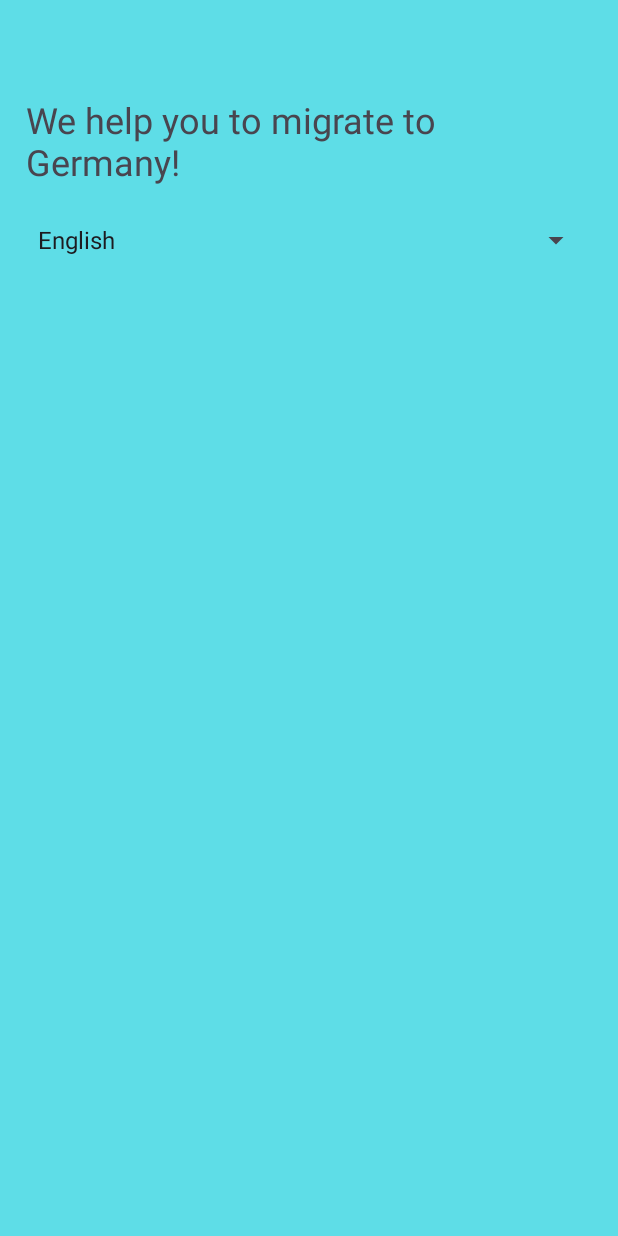
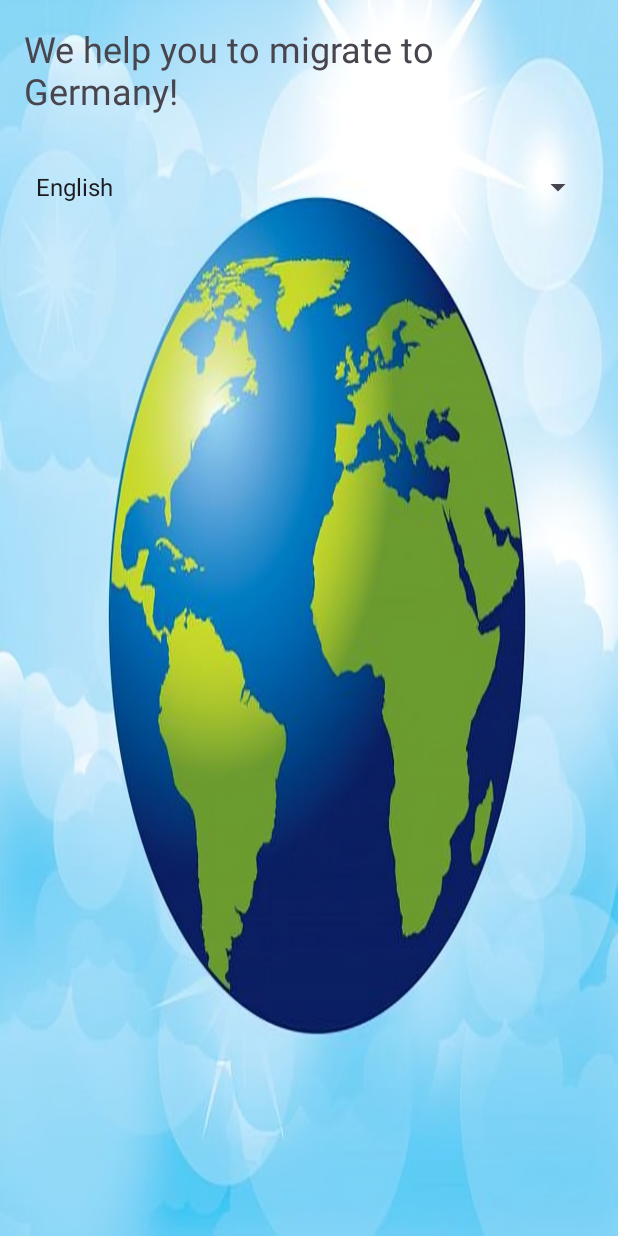
Before and after one commit to AlGSyntax/ProMigrate, an Android app: the screen it shows after launch (MainActivity), on a phone screen of 412 x 824 dp. Run offline under Robolectric (Android 15) with nearby library versions, the phone set to English and light mode, and no system bars.

Commit message:
The logic for storing language settings and their data management has been divided between the Repository and ViewModel.

```diff
--- a/app/build.gradle.kts
+++ b/app/build.gradle.kts
@@ -37,6 +37,11 @@ android {
     }
     kotlinOptions {
         jvmTarget = "1.8"
+    }
+
+    buildFeatures {
+        viewBinding = true
+        buildConfig = true
     }
 }
 
--- a/app/src/main/java/com/example/promigrate/MainViewModel.kt
+++ b/app/src/main/java/com/example/promigrate/MainViewModel.kt
@@ -1,61 +1,83 @@
 package com.example.promigrate
 
-
-
+import android.util.Log
 import androidx.lifecycle.LiveData
 import androidx.lifecycle.MutableLiveData
 import androidx.lifecycle.ViewModel
+import androidx.lifecycle.viewModelScope
+import com.example.promigrate.data.model.UserProfile
+import com.example.promigrate.data.repository.Repository
+import kotlinx.coroutines.Dispatchers
 
-import com.google.firebase.Firebase
-import com.google.firebase.auth.FirebaseUser
-import com.google.firebase.auth.auth
-import com.google.firebase.firestore.CollectionReference
-import com.google.firebase.firestore.DocumentReference
-import com.google.firebase.firestore.firestore
-import com.google.firebase.storage.storage
-
-class MainViewmodel : ViewModel() {
+import kotlinx.coroutines.launch
+import kotlinx.coroutines.withContext
+import java.util.Locale
 
 
-    val auth = Firebase.auth
-    val firestore = Firebase.firestore
-    val storage = Firebase.storage
+const val TAG = "MainViewModel"
 
-    private val _user: MutableLiveData<FirebaseUser?> = MutableLiveData()
-    val user: LiveData<FirebaseUser?>
-        get() = _user
+class MainViewModel : ViewModel() {
 
-    //Das profile Document enthält ein einzelnes Profil(das des eingeloggten Users)
-    //Document ist wie ein Objekt
-    lateinit var profileRef: DocumentReference
+    lateinit var repository:Repository
+    private val _locale = MutableLiveData<Locale>()
+    val locale: LiveData<Locale> = _locale
 
-    //Die note Collection enthält beliebig viele Notes(alle notes des eingeloggten Users
-    //Collection ist wie eine Liste
-    lateinit var notesRef: CollectionReference
-
-    init {
-
-        setupUserEnv()
+    fun saveUserProfile(userId: String, languageCode: String) {
+        viewModelScope.launch {
+            try {
+                repository.saveUserProfile(UserProfile(userId, languageCode))
+                Log.d(TAG, "Benutzerprofil erfolgreich gespeichert: $userId")
+            } catch (e: Exception) {
+                Log.e(TAG, "Fehler beim Speichern des Benutzerprofils", e)
+            }
+        }
     }
 
-    //region FirebaseUserManagement
+    fun loadUserProfile(userId: String): LiveData<UserProfile> {
+        return try {
+            val userProfile = repository.getUserProfile(userId)
+            Log.d(TAG, "Benutzerprofil erfolgreich geladen: $userId")
+            userProfile
+        } catch (e: Exception) {
+            Log.e(TAG, "Fehler beim Laden des Benutzerprofils", e)
+            MutableLiveData() // Rückgabe eines leeren LiveData-Objekts im Fehlerfall
+        }
+    }
 
 
-    //Richtet die Variablen ein die erst eingerichtet werden können
-    //wenn der User eingeloggt ist
-    fun setupUserEnv() {
-
-        _user.value = auth.currentUser
-
-        //Alternative Schreibweise um auf null Werte zu überprüfen
-        auth.currentUser?.let { firebaseUser ->
-
-            profileRef = firestore.collection("user").document(firebaseUser.uid)
-            notesRef = firestore.collection("user").document(firebaseUser.uid).collection("notes")
-//            notesRef = profileRef.collection("notes")
-
+    fun loadLanguageSetting() {
+        viewModelScope.launch {
+            try {
+                val languageSetting = withContext(Dispatchers.IO) {
+                    repository.loadLanguageSetting()
+                }
+                setLocale(languageSetting)
+            } catch (e: Exception) {
+                Log.e(TAG, "Fehler beim Laden der Spracheinstellung", e)
+            }
         }
-
     }
 
+    fun changeLanguage(languageCode: String) {
+        viewModelScope.launch {
+            try {
+                withContext(Dispatchers.IO) {
+                    repository.saveLanguageSetting(languageCode)
+                }
+                setLocale(languageCode)
+            } catch (e: Exception) {
+                Log.e(TAG, "Fehler beim Ändern der Sprache", e)
+            }
+        }
+    }
+
+    private fun setLocale(languageCode: String) {
+        try {
+            val newLocale = Locale(languageCode)
+            Locale.setDefault(newLocale)
+            _locale.value = newLocale
+        } catch (e: Exception) {
+            Log.e(TAG, "Fehler beim Setzen der Sprache", e)
+        }
+    }
 }
--- a/app/src/main/java/com/example/promigrate/data/repository/Repository.kt
+++ b/app/src/main/java/com/example/promigrate/data/repository/Repository.kt
@@ -1,4 +1,78 @@
 package com.example.promigrate.data.repository
 
-class Repository {
+import android.content.Context
+import android.content.SharedPreferences
+import android.util.Log
+import androidx.lifecycle.LiveData
+import androidx.lifecycle.MutableLiveData
+import com.example.promigrate.data.local.UserDatabase
+import com.example.promigrate.data.model.UserProfile
+import java.util.Locale
+
+const val TAG = "Repository"
+class Repository (context: Context) {
+
+    companion object {
+        private var INSTANCE: Repository? = null
+
+        fun getInstance(context: Context): Repository {
+            if (INSTANCE == null) {
+                synchronized(this) {
+                    INSTANCE = Repository(context)
+                }
+            }
+            return INSTANCE!!
+        }
+    }
+
+    private val db = UserDatabase.getDatabase(context)
+    private val userProfileDao = db.userProfileDao()
+
+    suspend fun saveUserProfile(userProfile: UserProfile) {
+        try {
+            userProfileDao.insertOrUpdateUserProfile(userProfile)
+            Log.d(
+                TAG, "Benutzerprofil erfolgreich gespeichert:" +
+                    " ${userProfile.userId}")
+        } catch (e: Exception) {
+            Log.e(TAG, "Fehler beim Speichern des Benutzerprofils", e)
+        }
+    }
+
+    fun getUserProfile(userId: String): LiveData<UserProfile> {
+        return try {
+            val userProfile = userProfileDao.getUserProfile(userId)
+            Log.d(TAG, "Benutzerprofil erfolgreich geladen: $userId")
+            userProfile
+        } catch (e: Exception) {
+            Log.e(TAG, "Fehler beim Laden des Benutzerprofils", e)
+            MutableLiveData()
+        }
+    }
+
+
+
+    private val sharedPreferences: SharedPreferences =
+        context.getSharedPreferences("AppSettings", Context.MODE_PRIVATE)
+
+    fun saveLanguageSetting(languageCode: String) {
+        try {
+            sharedPreferences.edit().putString("SelectedLanguage", languageCode).apply()
+            Log.d(TAG, "Spracheinstellung gespeichert: $languageCode")
+        } catch (e: Exception) {
+            Log.e(TAG, "Fehler beim Speichern der Spracheinstellung", e)
+        }
+    }
+
+    fun loadLanguageSetting(): String {
+        return try {
+            val languageSetting = sharedPreferences.getString("SelectedLanguage",
+                Locale.getDefault().language) ?: Locale.getDefault().language
+            Log.d(TAG, "Geladene Spracheinstellung: $languageSetting")
+            languageSetting
+        } catch (e: Exception) {
+            Log.e(TAG, "Fehler beim Laden der Spracheinstellung", e)
+            Locale.getDefault().language
+        }
+    }
 }
--- a/app/src/main/java/com/example/promigrate/ui/LanguageSelectionFragment.kt
+++ b/app/src/main/java/com/example/promigrate/ui/LanguageSelectionFragment.kt
@@ -1,6 +1,5 @@
 package com.example.promigrate.ui
 
-import android.content.Context
 import android.content.res.Configuration
 import android.os.Bundle
 import android.view.LayoutInflater
@@ -10,82 +9,74 @@ import android.widget.AdapterView
 import android.widget.Spinner
 import android.widget.TextView
 import androidx.fragment.app.Fragment
+import androidx.lifecycle.ViewModelProvider
+import com.example.promigrate.MainViewModel
 import com.example.promigrate.R
+import com.example.promigrate.data.repository.Repository
+import com.example.promigrate.databinding.FragmentLanguageSelectionBinding
 import java.util.Locale
-
 
 class LanguageSelectionFragment : Fragment() {
     private lateinit var welcomeTextView: TextView
     private lateinit var languageSpinner: Spinner
+    private lateinit var viewModel: MainViewModel
+
 
     override fun onCreateView(
         inflater: LayoutInflater, container: ViewGroup?,
         savedInstanceState: Bundle?
-    ): View? {
-        // Inflate the layout for this fragment
-        val view = inflater.inflate(R.layout.fragment_language_selection, container, false)
-        welcomeTextView = view.findViewById(R.id.tv_welcome_message)
-        languageSpinner = view.findViewById(R.id.spinner_language_selection)
+    ): View {
+        val binding = FragmentLanguageSelectionBinding.inflate(inflater,
+            container, false)
 
+        welcomeTextView = binding.tvWelcomeMessage
+        languageSpinner = binding.spinnerLanguageSelection
+
+        val repository = Repository.getInstance(requireContext())
+        viewModel = ViewModelProvider(this)[MainViewModel::class.java]
+        viewModel.repository = repository
+        viewModel.loadLanguageSetting()
+
+        viewModel.locale.observe(viewLifecycleOwner) { locale ->
+            updateTextViews(locale)
+        }
         setupLanguageSpinner()
 
-        return view
+        return binding.root
     }
+
+
+
+
 
     private fun setupLanguageSpinner() {
         languageSpinner.onItemSelectedListener = object : AdapterView.OnItemSelectedListener {
             override fun onItemSelected(parent: AdapterView<*>, view: View, position: Int, id: Long) {
-                // Hier die Sprache ändern basierend auf der Auswahl
                 val languageCode = when (position) {
-                    0 -> "en" // Englisch
-                    1 -> "de" // Deutsch
-                    2 -> "ja" // Japanisch
-                    3 -> "zh" // Chinesisch
-                    4 -> "es" // Spanisch
-                    5 -> "uk"//Ukrainisch
-                    6 -> "ru"// Russisch
+                    0 -> "en"
+                    1 -> "de"
+                    2 -> "ja"
+                    3 -> "zh"
+                    4 -> "es"
+                    5 -> "uk"
+                    6 -> "ru"
                     else -> "en"
                 }
-                changeLanguage(languageCode)
+                viewModel.changeLanguage(languageCode)
             }
 
             override fun onNothingSelected(parent: AdapterView<*>) {}
         }
     }
 
-    private fun setLocale(languageCode: String) {
-        val locale = Locale(languageCode)
-        Locale.setDefault(locale)
+    private fun updateTextViews(locale: Locale) {
+        // Aktualisiere die Willkommensnachricht, nachdem die Spracheinstellung geändert wurde
+        // Anstatt hier direkt die Locale zu setzen, benutze die vom ViewModel beobachtete Locale
         val config = Configuration()
         config.setLocale(locale)
-
-        context?.let { context ->
-            context.createConfigurationContext(config)
-            context.resources.updateConfiguration(config, context.resources.displayMetrics)
-        }
-    }
-
-
-    private fun saveLanguageSetting(languageCode: String) {
-        val sharedPrefs = activity?.getSharedPreferences("AppSettings", Context.MODE_PRIVATE)
-        sharedPrefs?.edit()?.putString("SelectedLanguage", languageCode)?.apply()
-    }
-
-    private fun loadLanguageSetting(): String? {
-        val sharedPrefs = activity?.getSharedPreferences("AppSettings", Context.MODE_PRIVATE)
-        return sharedPrefs?.getString("SelectedLanguage", Locale.getDefault().language)
-    }
-
-    private fun updateTextViews() {
-        // Aktualisiere die Willkommensnachricht, nachdem die Spracheinstellung geändert wurde
-        welcomeTextView.text = getString(R.string.languageselectionmessage)
+        val context = context?.createConfigurationContext(config)
+        val resources = context?.resources
+        welcomeTextView.text = resources?.getString(R.string.languageselectionmessage)
         // Aktualisiere hier weitere Textansichten, falls erforderlich
     }
-
-    // Rufe diese Methode auf, wenn eine Sprache ausgewählt wurde
-    fun changeLanguage(languageCode: String) {
-        setLocale(languageCode)
-        saveLanguageSetting(languageCode)
-        updateTextViews()
-    }
 }
--- a/app/src/main/res/layout/activity_main.xml
+++ b/app/src/main/res/layout/activity_main.xml
@@ -11,12 +11,8 @@
     <androidx.fragment.app.FragmentContainerView
         android:id="@+id/fragmentContainerView"
         android:name="androidx.navigation.fragment.NavHostFragment"
-        android:layout_width="409dp"
-        android:layout_height="729dp"
-        android:layout_marginStart="1dp"
-        android:layout_marginTop="1dp"
-        android:layout_marginEnd="1dp"
-        android:layout_marginBottom="1dp"
+        android:layout_width="match_parent"
+        android:layout_height="match_parent"
         app:defaultNavHost="true"
         app:layout_constraintBottom_toBottomOf="parent"
         app:layout_constraintEnd_toEndOf="parent"
--- a/app/src/main/res/layout/fragment_language_selection.xml
+++ b/app/src/main/res/layout/fragment_language_selection.xml
@@ -2,7 +2,8 @@
 <RelativeLayout xmlns:android="http://schemas.android.com/apk/res/android"
     android:layout_width="match_parent"
     android:layout_height="match_parent"
-    android:padding="16dp">
+    android:padding="16dp"
+    android:background="@drawable/languageselectionbackground">
 
     <!-- TextView zur Anzeige der Willkommensnachricht -->
     <TextView
@@ -20,6 +21,7 @@
         android:layout_height="wrap_content"
         android:layout_below="@id/tv_welcome_message"
         android:layout_marginTop="24dp"
-        android:entries="@array/language_options" />
+        android:entries="@array/language_options"
+        android:minHeight="48dp" />
 
 </RelativeLayout>
```
Also changed, not shown: app/src/main/res/drawable/languageselectionbackground.png.
